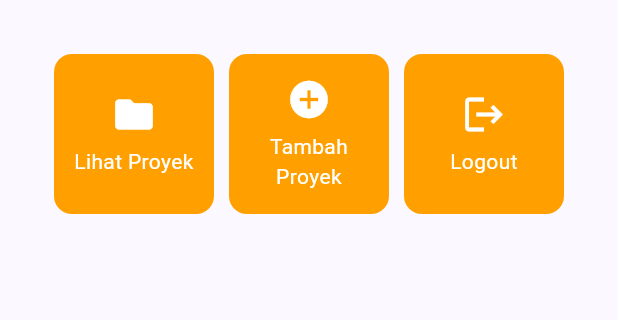
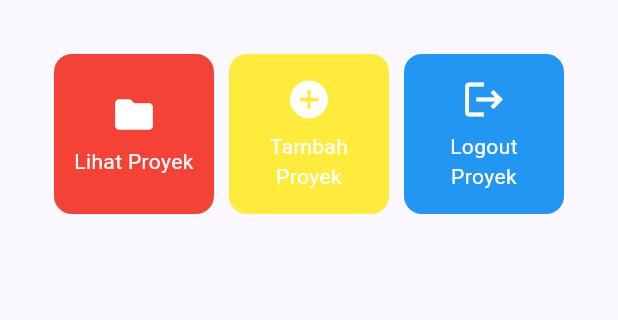
Before and after one commit to fhazl/myportofolio_mobile, a Flutter app: the screen it shows after launch, on a phone screen of 412 x 824 dp, the part 345-665 px from its top. Run offline on Flutter 3.47's test engine with Material 3 defaults, Android fonts, the phone set to English and light mode, and no system bars.

Commit message:
feat: menambahkan variabel warna untuk ItemHomePage

```diff
--- a/lib/menu.dart
+++ b/lib/menu.dart
@@ -3,7 +3,8 @@ import 'package:flutter/material.dart';
 class ItemHomepage {
   final String name;
   final IconData icon;
-  ItemHomepage(this.name, this.icon);
+  final Color color;
+  ItemHomepage(this.name, this.icon, this.color);
 }
 
 class MyHomePage extends StatelessWidget {
@@ -14,9 +15,9 @@ class MyHomePage extends StatelessWidget {
   final String kelas = "PBP E";
 
   final List<ItemHomepage> items = [
-    ItemHomepage("Lihat Proyek", Icons.folder),
-    ItemHomepage("Tambah Proyek", Icons.add_circle),
-    ItemHomepage("Logout", Icons.logout),
+    ItemHomepage("Lihat Proyek", Icons.folder, Colors.red),
+    ItemHomepage("Tambah Proyek", Icons.add_circle, Colors.yellow),
+    ItemHomepage("Logout Proyek", Icons.logout, Colors.blue),
   ];
 
   @override
@@ -127,7 +128,7 @@ class ItemCard extends StatelessWidget {
   @override
   Widget build(BuildContext context) {
     return Material(
-      color: Theme.of(context).colorScheme.secondary,
+      color: item.color,
       borderRadius: BorderRadius.circular(12),
       child: InkWell(
         onTap: () {
```
